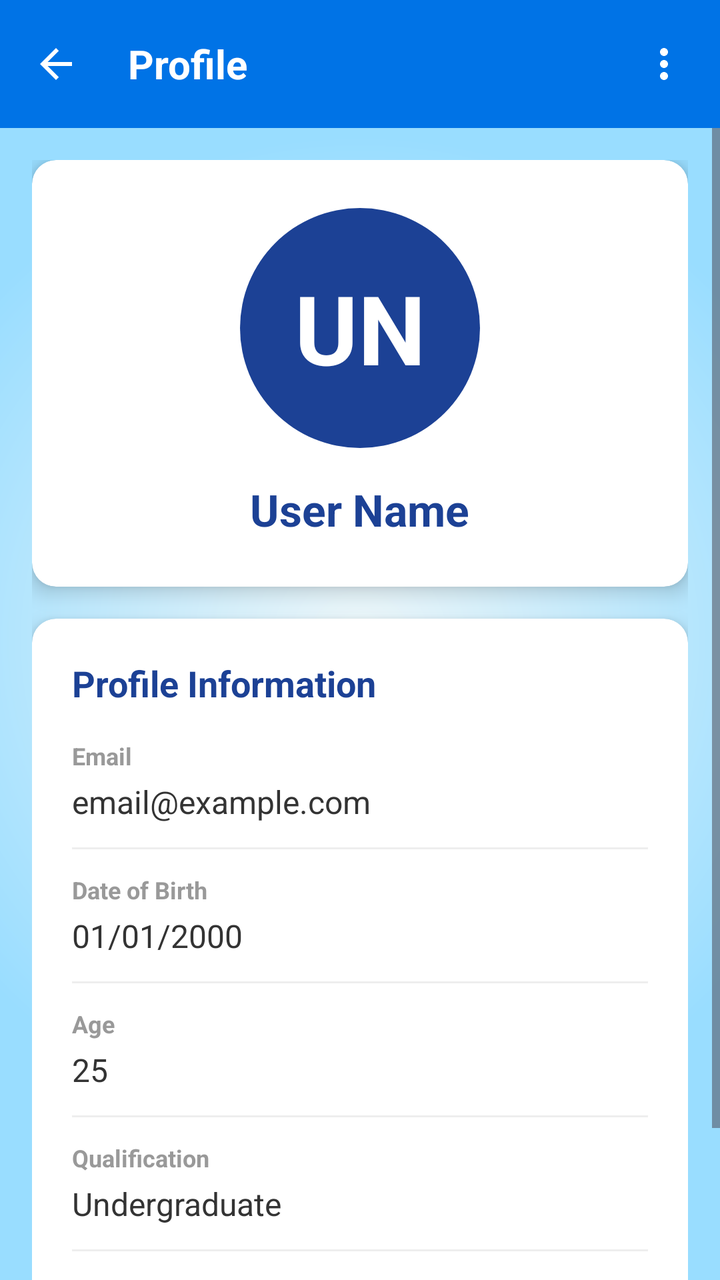
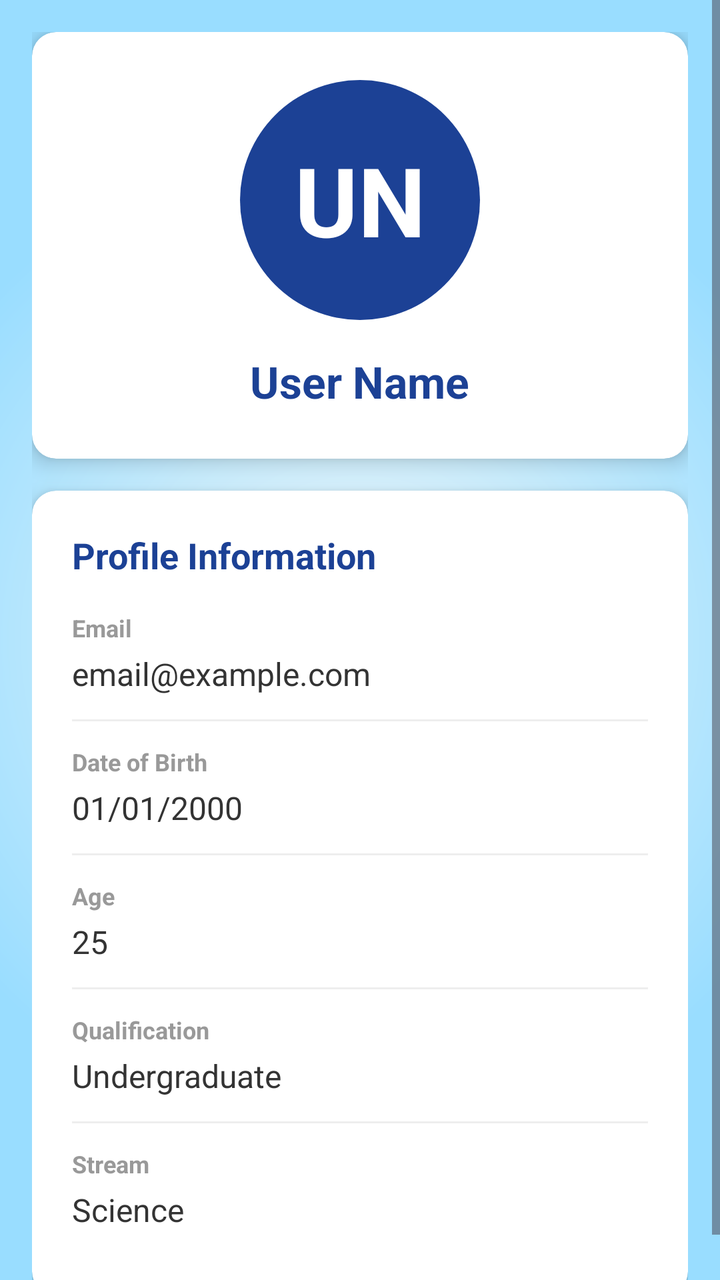

An Android layout rendered at two revisions. The XML below is the earlier revision; the diff shows what the commit changed to produce the second picture.
<!-- AndroidManifest.xml: application theme Theme.AspirePath -->
<!-- res/layout/fragment_profile.xml -->
<?xml version="1.0" encoding="utf-8"?>
<LinearLayout xmlns:android="http://schemas.android.com/apk/res/android"
    xmlns:app="http://schemas.android.com/apk/res-auto"
    xmlns:tools="http://schemas.android.com/tools"
    android:layout_width="match_parent"
    android:layout_height="match_parent"
    android:orientation="vertical"
    android:background="@drawable/gradient_bg"
    tools:context=".Profile">

    
    <RelativeLayout
        android:layout_width="match_parent"
        android:layout_height="?attr/actionBarSize"
        android:paddingStart="16dp"
        android:paddingEnd="16dp"
        android:background="#0073e6">

        <ImageView
            android:id="@+id/btnBack"
            android:layout_width="24dp"
            android:layout_height="24dp"
            android:src="@drawable/ic_arrow_back"
            android:layout_centerVertical="true"
            app:tint="@android:color/white"/>

        <TextView
            android:layout_width="wrap_content"
            android:layout_height="wrap_content"
            android:text="Profile"
            android:textColor="@android:color/white"
            android:textSize="20sp"
            android:textStyle="bold"
            android:layout_centerVertical="true"
            android:layout_toEndOf="@id/btnBack"
            android:layout_marginStart="24dp"/>

        <ImageView
            android:id="@+id/btnProfileOptions"
            android:layout_width="24dp"
            android:layout_height="24dp"
            android:src="@drawable/ic_more_vert"
            android:layout_alignParentEnd="true"
            android:layout_centerVertical="true"
            app:tint="@android:color/white"/>

    </RelativeLayout>

    <ScrollView
        android:layout_width="match_parent"
        android:layout_height="0dp"
        android:layout_weight="1">

    <LinearLayout
        android:layout_width="match_parent"
        android:layout_height="wrap_content"
        android:orientation="vertical"
        android:padding="16dp">

        
        <androidx.cardview.widget.CardView
            android:layout_width="match_parent"
            android:layout_height="wrap_content"
            app:cardCornerRadius="12dp"
            app:cardElevation="6dp"
            android:layout_marginBottom="16dp">

            <LinearLayout
                android:layout_width="match_parent"
                android:layout_height="wrap_content"
                android:orientation="vertical"
                android:gravity="center"
                android:padding="24dp">

                
                <TextView
                    android:id="@+id/tvInitials"
                    android:layout_width="120dp"
                    android:layout_height="120dp"
                    android:text="UN"
                    android:textSize="48sp"
                    android:textStyle="bold"
                    android:textColor="#FFFFFF"
                    android:background="@drawable/circle_background"
                    android:gravity="center"
                    android:layout_marginBottom="16dp"/>

                <TextView
                    android:id="@+id/tvProfileName"
                    android:layout_width="wrap_content"
                    android:layout_height="wrap_content"
                    android:text="User Name"
                    android:textSize="22sp"
                    android:textStyle="bold"
                    android:textColor="@color/blue"/>
            </LinearLayout>
        </androidx.cardview.widget.CardView>

        
        <androidx.cardview.widget.CardView
            android:layout_width="match_parent"
            android:layout_height="wrap_content"
            app:cardCornerRadius="12dp"
            app:cardElevation="6dp">

            <LinearLayout
                android:layout_width="match_parent"
                android:layout_height="wrap_content"
                android:orientation="vertical"
                android:padding="20dp">

                <TextView
                    android:layout_width="wrap_content"
                    android:layout_height="wrap_content"
                    android:text="Profile Information"
                    android:textSize="18sp"
                    android:textStyle="bold"
                    android:textColor="@color/blue"
                    android:layout_marginBottom="16dp"/>

                
                <LinearLayout
                    android:layout_width="match_parent"
                    android:layout_height="wrap_content"
                    android:orientation="vertical"
                    android:layout_marginBottom="12dp">

                    <TextView
                        android:layout_width="wrap_content"
                        android:layout_height="wrap_content"
                        android:text="Email"
                        android:textSize="12sp"
                        android:textColor="#999999"
                        android:textStyle="bold"/>

                    <TextView
                        android:id="@+id/tvProfileEmail"
                        android:layout_width="wrap_content"
                        android:layout_height="wrap_content"
                        android:text="email@example.com"
                        android:textSize="16sp"
                        android:textColor="#333333"
                        android:layout_marginTop="4dp"/>
                </LinearLayout>

                <View
                    android:id="@+id/dividerDOB"
                    android:layout_width="match_parent"
                    android:layout_height="1dp"
                    android:background="#EEEEEE"
                    android:layout_marginBottom="12dp"/>

                
                <LinearLayout
                    android:id="@+id/layoutDOB"
                    android:layout_width="match_parent"
                    android:layout_height="wrap_content"
                    android:orientation="vertical"
                    android:layout_marginBottom="12dp">

                    <TextView
                        android:layout_width="wrap_content"
                        android:layout_height="wrap_content"
                        android:text="Date of Birth"
                        android:textSize="12sp"
                        android:textColor="#999999"
                        android:textStyle="bold"/>

                    <TextView
                        android:id="@+id/tvProfileDOB"
                        android:layout_width="wrap_content"
                        android:layout_height="wrap_content"
                        android:text="01/01/2000"
                        android:textSize="16sp"
                        android:textColor="#333333"
                        android:layout_marginTop="4dp"/>
                </LinearLayout>

                <View
                    android:id="@+id/dividerAge"
                    android:layout_width="match_parent"
                    android:layout_height="1dp"
                    android:background="#EEEEEE"
                    android:layout_marginBottom="12dp"/>

                
                <LinearLayout
                    android:id="@+id/layoutAge"
                    android:layout_width="match_parent"
                    android:layout_height="wrap_content"
                    android:orientation="vertical"
                    android:layout_marginBottom="12dp">

                    <TextView
                        android:layout_width="wrap_content"
                        android:layout_height="wrap_content"
                        android:text="Age"
                        android:textSize="12sp"
                        android:textColor="#999999"
                        android:textStyle="bold"/>

                    <TextView
                        android:id="@+id/tvProfileAge"
                        android:layout_width="wrap_content"
                        android:layout_height="wrap_content"
                        android:text="25"
                        android:textSize="16sp"
                        android:textColor="#333333"
                        android:layout_marginTop="4dp"/>
                </LinearLayout>

                <View
                    android:layout_width="match_parent"
                    android:layout_height="1dp"
                    android:background="#EEEEEE"
                    android:layout_marginBottom="12dp"/>

                
                <LinearLayout
                    android:layout_width="match_parent"
                    android:layout_height="wrap_content"
                    android:orientation="vertical"
                    android:layout_marginBottom="12dp">

                    <TextView
                        android:layout_width="wrap_content"
                        android:layout_height="wrap_content"
                        android:text="Qualification"
                        android:textSize="12sp"
                        android:textColor="#999999"
                        android:textStyle="bold"/>

                    <TextView
                        android:id="@+id/tvProfileEligibility"
                        android:layout_width="wrap_content"
                        android:layout_height="wrap_content"
                        android:text="Undergraduate"
                        android:textSize="16sp"
                        android:textColor="#333333"
                        android:layout_marginTop="4dp"/>
                </LinearLayout>

                
                <LinearLayout
                    android:id="@+id/layoutStream"
                    android:layout_width="match_parent"
                    android:layout_height="wrap_content"
                    android:orientation="vertical"
                    android:layout_marginBottom="12dp">

                    <View
                        android:layout_width="match_parent"
                        android:layout_height="1dp"
                        android:background="#EEEEEE"
                        android:layout_marginBottom="12dp"/>

                    <TextView
                        android:layout_width="wrap_content"
                        android:layout_height="wrap_content"
                        android:text="Stream"
                        android:textSize="12sp"
                        android:textColor="#999999"
                        android:textStyle="bold"/>

                    <TextView
                        android:id="@+id/tvProfileStream"
                        android:layout_width="wrap_content"
                        android:layout_height="wrap_content"
                        android:text="Science"
                        android:textSize="16sp"
                        android:textColor="#333333"
                        android:layout_marginTop="4dp"/>
                </LinearLayout>

            </LinearLayout>
        </androidx.cardview.widget.CardView>

    </LinearLayout>
    </ScrollView>
</LinearLayout>
<!-- resources referenced by this layout -->
<resources>
  <color name="blue">#1C4195</color>
  <!-- drawable circle_background (drawable) -->
  <?xml version="1.0" encoding="utf-8"?>
  <shape xmlns:android="http://schemas.android.com/apk/res/android"
      android:shape="oval">
      <solid android:color="#1C4195"/>
  </shape>
  <!-- drawable gradient_bg (drawable) -->
  <?xml version="1.0" encoding="utf-8"?>
  <shape xmlns:android="http://schemas.android.com/apk/res/android"
      android:shape="rectangle">
      <gradient
          android:startColor="#edf7fa"
          android:endColor="#99ddff"
          android:gradientRadius="70%p"
          android:type="radial"
          android:centerX="0.5"
          android:centerY="0.5"
          android:dither="true" />
  </shape>
  <!-- drawable ic_arrow_back (drawable) -->
  <vector xmlns:android="http://schemas.android.com/apk/res/android"
      android:width="24dp"
      android:height="24dp"
      android:viewportWidth="24.0"
      android:viewportHeight="24.0">
      <path
          android:fillColor="#FFFFFFFF"
          android:pathData="M20,11H7.83l5.59,-5.59L12,4l-8,8 8,8 1.41,-1.41L7.83,13H20v-2z"/>
  </vector>
  <!-- drawable ic_more_vert (drawable) -->
  <vector xmlns:android="http://schemas.android.com/apk/res/android"
      android:width="24dp"
      android:height="24dp"
      android:viewportWidth="24.0"
      android:viewportHeight="24.0">
      <path
          android:fillColor="#FFFFFFFF"
          android:pathData="M12,8c1.1,0 2,-0.9 2,-2s-0.9,-2 -2,-2 -2,0.9 -2,2 0.9,2 2,2zM12,10c-1.1,0 -2,0.9 -2,2s0.9,2 2,2 2,-0.9 2,-2 -0.9,-2 -2,-2zM12,16c-1.1,0 -2,0.9 -2,2s0.9,2 2,2 2,-0.9 2,-2 -0.9,-2 -2,-2z"/>
  </vector>
  <style name="Theme.AspirePath" parent="Base.Theme.AspirePath" />
  <style name="Base.Theme.AspirePath" parent="Theme.Material3.DayNight.NoActionBar">
          
          <item name="colorPrimary">@color/blue</item>
          <item name="colorPrimaryVariant">#0073e6</item>
          <item name="colorOnPrimary">@color/white</item>
          <item name="android:statusBarColor">#0073e6</item>
          
      </style>
  <color name="white">#FFFFFFFF</color>
</resources>

<!-- the commit's change to res/layout/fragment_profile.xml (unified diff, before → after) -->
@@ -8,43 +8,6 @@
     android:background="@drawable/gradient_bg"
     tools:context=".Profile">
 
-    
-    <RelativeLayout
-        android:layout_width="match_parent"
-        android:layout_height="?attr/actionBarSize"
-        android:paddingStart="16dp"
-        android:paddingEnd="16dp"
-        android:background="#0073e6">
-
-        <ImageView
-            android:id="@+id/btnBack"
-            android:layout_width="24dp"
-            android:layout_height="24dp"
-            android:src="@drawable/ic_arrow_back"
-            android:layout_centerVertical="true"
-            app:tint="@android:color/white"/>
-
-        <TextView
-            android:layout_width="wrap_content"
-            android:layout_height="wrap_content"
-            android:text="Profile"
-            android:textColor="@android:color/white"
-            android:textSize="20sp"
-            android:textStyle="bold"
-            android:layout_centerVertical="true"
-            android:layout_toEndOf="@id/btnBack"
-            android:layout_marginStart="24dp"/>
-
-        <ImageView
-            android:id="@+id/btnProfileOptions"
-            android:layout_width="24dp"
-            android:layout_height="24dp"
-            android:src="@drawable/ic_more_vert"
-            android:layout_alignParentEnd="true"
-            android:layout_centerVertical="true"
-            app:tint="@android:color/white"/>
-
-    </RelativeLayout>
 
     <ScrollView
         android:layout_width="match_parent"
<!-- resource entries referenced after the edit -->
@@ -20,26 +20,6 @@
           android:centerY="0.5"
           android:dither="true" />
   </shape>
-  <!-- drawable ic_arrow_back (drawable) -->
-  <vector xmlns:android="http://schemas.android.com/apk/res/android"
-      android:width="24dp"
-      android:height="24dp"
-      android:viewportWidth="24.0"
-      android:viewportHeight="24.0">
-      <path
-          android:fillColor="#FFFFFFFF"
-          android:pathData="M20,11H7.83l5.59,-5.59L12,4l-8,8 8,8 1.41,-1.41L7.83,13H20v-2z"/>
-  </vector>
-  <!-- drawable ic_more_vert (drawable) -->
-  <vector xmlns:android="http://schemas.android.com/apk/res/android"
-      android:width="24dp"
-      android:height="24dp"
-      android:viewportWidth="24.0"
-      android:viewportHeight="24.0">
-      <path
-          android:fillColor="#FFFFFFFF"
-          android:pathData="M12,8c1.1,0 2,-0.9 2,-2s-0.9,-2 -2,-2 -2,0.9 -2,2 0.9,2 2,2zM12,10c-1.1,0 -2,0.9 -2,2s0.9,2 2,2 2,-0.9 2,-2 -0.9,-2 -2,-2zM12,16c-1.1,0 -2,0.9 -2,2s0.9,2 2,2 2,-0.9 2,-2 -0.9,-2 -2,-2z"/>
-  </vector>
   <style name="Theme.AspirePath" parent="Base.Theme.AspirePath" />
   <style name="Base.Theme.AspirePath" parent="Theme.Material3.DayNight.NoActionBar">
           
